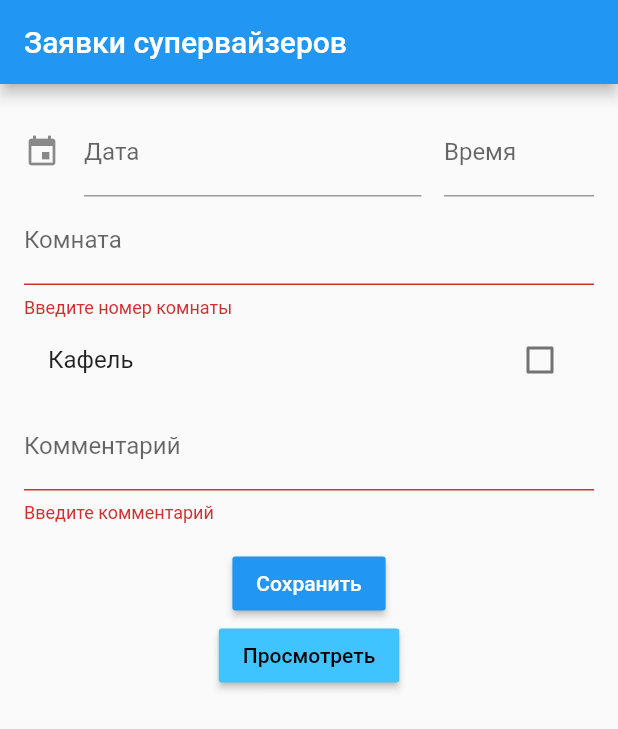
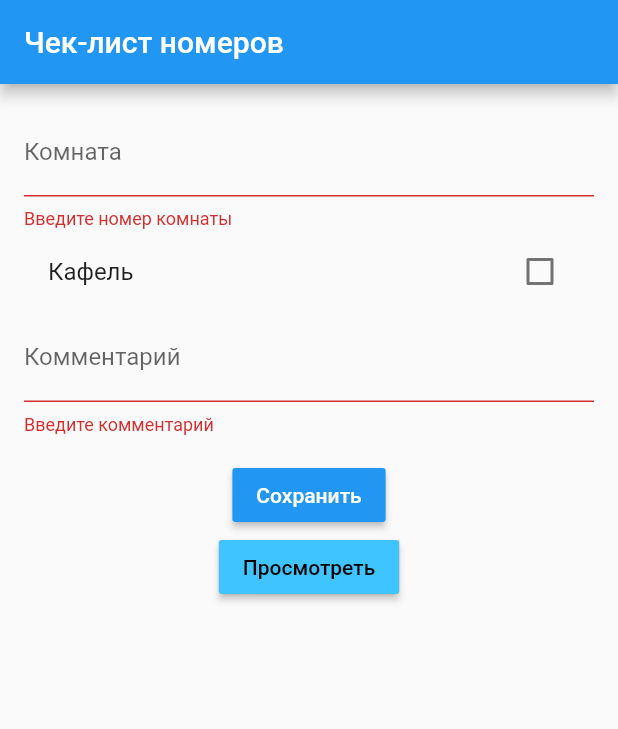
Before and after one commit to vlad-novikov/superlist, a Flutter app: the MyHomePage screen opened directly, after a tap on "Сохранить", on a phone screen of 412 x 824 dp. Shown: the top 729 px of the screen. Run offline on Flutter 3.47's test engine with Material 2 defaults, Android fonts, the phone set to English and light mode, and no system bars; drawn by our look-alikes of date_time_picker; our stand-ins replace font_awesome_flutter, toggle_switch.

```diff
--- a/lib/controller/form_controller.dart
+++ b/lib/controller/form_controller.dart
@@ -9,7 +9,8 @@ import '../model/form.dart';
 class FormController {
   // Google App Script Web URL.
   static const String URL =
-      "https://script.google.com/macros/s/AKfycbz3L9WM4LXRcfdjb0C6ihnMGJ7-5q6UDFKdCCUUpw/exec";
+      "https://script.google.com/macros/s/AKfycbw7zu3J0U0m5MiuGZU4J5cUG4fgQfEb5kkD5-LqRNivn2FbUjwx/exec";
+
 
   // Success Status Message
   static const STATUS_SUCCESS = "SUCCESS";
--- a/lib/feedback_list.dart
+++ b/lib/feedback_list.dart
@@ -7,11 +7,11 @@ class FeedbackListScreen extends StatelessWidget {
   @override
   Widget build(BuildContext context) {
     return MaterialApp(
-        title: 'Feedback Responses',
+        title: 'Список заявок',
         theme: ThemeData(
           primarySwatch: Colors.blue,
         ),
-        home: FeedbackListPage(title: "Responses"));
+        home: FeedbackListPage(title: "Заявки"));
   }
 }
 
@@ -55,7 +55,7 @@ class _FeedbackListPageState extends State<FeedbackListPage> {
                 Icon(Icons.person),
                 Expanded(
                   child: Text(
-                      "${feedbackItems[index].name} (${feedbackItems[index].room})"),
+                      "${feedbackItems[index].datetime} (${feedbackItems[index].room})"),
                 )
               ],
             ),
--- a/lib/main.dart
+++ b/lib/main.dart
@@ -11,7 +11,9 @@ import 'package:intl/intl.dart';
 import 'package:toggle_switch/toggle_switch.dart';
 import 'package:font_awesome_flutter/font_awesome_flutter.dart';
 
-bool isChecked = false;
+bool _isChecked = false;
+DateTime now = DateTime.now();
+String formattedDate = DateFormat('yyyy-MM-dd – kk:mm').format(now);
 
 void main() => runApp(MyApp());
 
@@ -19,11 +21,11 @@ class MyApp extends StatelessWidget {
   @override
   Widget build(BuildContext context) {
     return MaterialApp(
-      title: 'Заявки супервайзеров',
+      title: 'Чек-лист номеров',
       theme: ThemeData(
         primarySwatch: Colors.blue,
       ),
-      home: MyHomePage(title: 'Заявки супервайзеров'),
+      home: MyHomePage(title: 'Чек-лист номеров'),
     );
   }
 }
@@ -60,10 +62,9 @@ class _MyHomePageState extends State<MyHomePage> {
     if (_formKey.currentState.validate()) {
       // If the form is valid, proceed.
       FeedbackForm feedbackForm = FeedbackForm(
-          nameController.text,
           roomController.text,
           datetimeController.text,
-          mobileNoController.text,
+          _isChecked.toString(),
           feedbackController.text);
 
       FormController formController = FormController();
@@ -110,13 +111,14 @@ class _MyHomePageState extends State<MyHomePage> {
                     crossAxisAlignment: CrossAxisAlignment.start,
                     children: <Widget>[
 
+                  /*
                   DateTimePicker(
                     controller: datetimeController,
-                    type: DateTimePickerType.dateTimeSeparate,
+                    type: DateTimePickerType.date,
                     dateMask: 'd MMM, yyyy',
                     //initialValue: DateTime.now().toString(),
-                    firstDate: DateTime(2000),
-                    lastDate: DateTime(2100),
+                    firstDate: DateTime(DateTime.now().year ),
+                    lastDate: DateTime(DateTime.now().year + 1),
                     icon: Icon(Icons.event),
                     dateLabelText: 'Дата',
                     timeLabelText: 'Время',
@@ -138,6 +140,13 @@ class _MyHomePageState extends State<MyHomePage> {
 
 
                       TextFormField(
+                        controller: datetimeController,
+                        enabled: false,
+                        decoration: InputDecoration(labelText: 'Дата'),
+                      ),
+*/
+
+                      TextFormField(
                         controller: roomController,
                         validator: (value) {
                           if (value.isEmpty) {
@@ -154,10 +163,11 @@ class _MyHomePageState extends State<MyHomePage> {
 
                       CheckboxListTile(
                         title: Text("Кафель"),
-                        value: isChecked,
+
+                        value: _isChecked,
                         onChanged: (value) {
                           setState(() {
-                            isChecked = value;
+                            _isChecked = value;
                           });
                         },
                       ),
--- a/lib/model/form.dart
+++ b/lib/model/form.dart
@@ -3,15 +3,18 @@ import 'package:date_time_picker/date_time_picker.dart';
 /// FeedbackForm is a data class which stores data fields of Feedback.
 class FeedbackForm {
   String room;
-  String datetime;
+  String datetime = "2020-01-01";
   String checkTile;
   String feedback;
 
-  FeedbackForm({this.room,this.checkTile, this.feedback})
-      :
-    datetime = DateFormat.yMd().format(DateTime.now());
+
+  //FeedbackForm(this.room,this.datetime,this.checkTile, this.feedback);
+  FeedbackForm(this.room,this.datetime,this.checkTile, this.feedback);
+
 
   factory FeedbackForm.fromJson(dynamic json) {
+
+    //var curdatetime = DateFormat.yMd().format(DateTime.now());
     return FeedbackForm(
         "${json['room']}",
         "${json['datetime']}",
```
